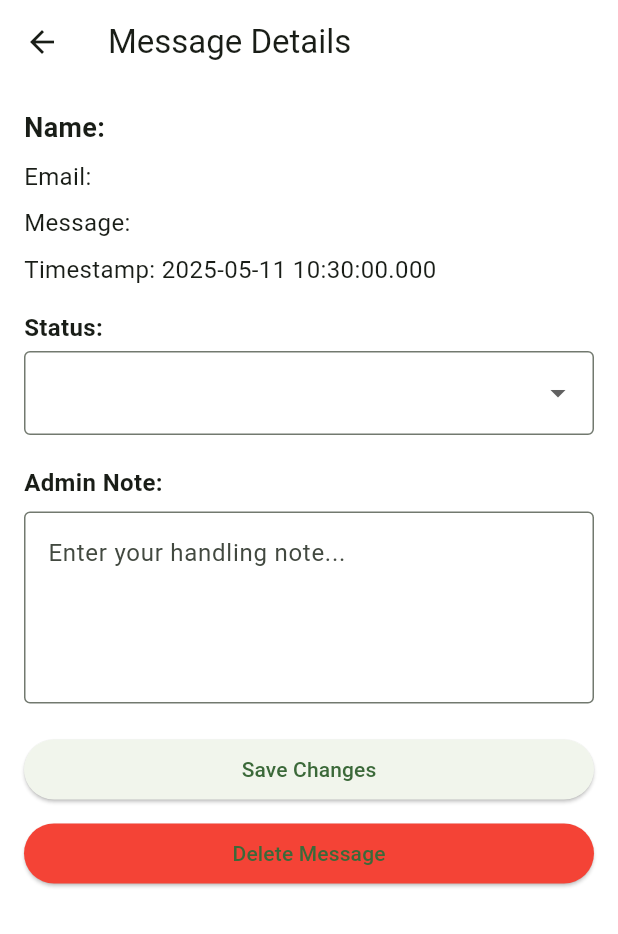
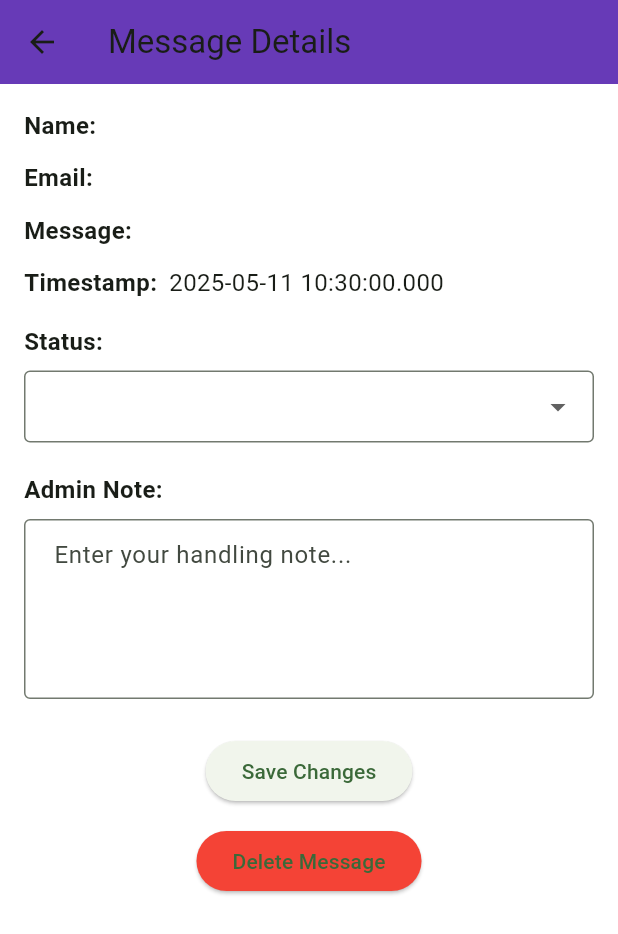
Before and after one commit to siewleeon/EarthShare, a Flutter app: the MessageDetailPage screen opened directly with empty values, on a phone screen of 412 x 824 dp. Shown: the top 934 px of the screen. Run offline on Flutter 3.47's test engine with Material 3 defaults, Android fonts, the phone set to English and light mode, and no system bars; our stand-ins replace cloud_firestore, firebase_auth, firebase_core, firebase_storage, fl_chart, image_picker and 3 more; accounts and stored records are empty; project files that could hold a hidden picture were left out.

Commit message:
latest updated

```diff
--- a/lib/Manage/manageContactMessagesPage.dart
+++ b/lib/Manage/manageContactMessagesPage.dart
@@ -36,6 +36,7 @@ class _ManageContactMessagesPageState extends State<ManageContactMessagesPage> {
     return Scaffold(
       appBar: AppBar(
         title: const Text('Manage Contact Messages'),
+        backgroundColor: Colors.deepPurple,
       ),
       body: FutureBuilder<List<Map<String, dynamic>>>(
         future: _fetchMessages(),
@@ -199,21 +200,51 @@ class _MessageDetailPageState extends State<MessageDetailPage> {
   @override
   Widget build(BuildContext context) {
     return Scaffold(
-      appBar: AppBar(title: const Text('Message Details')),
+      appBar: AppBar(
+          title: const Text('Message Details'),backgroundColor: Colors.deepPurple,),
+
       body: Padding(
         padding: const EdgeInsets.all(16.0),
         child: ListView(
           children: [
-            Text('Name: ${widget.name}', style: const TextStyle(fontSize: 18, fontWeight: FontWeight.bold)),
+            _buildDetailRow('Name', widget.name),
+            const SizedBox(height: 12),
+            _buildDetailRow('Email', widget.email),
+            const SizedBox(height: 12),
+            _buildDetailRow('Message', widget.messageContent),
+            const SizedBox(height: 12),
+            _buildDetailRow('Timestamp', widget.timestamp.toDate().toString()),
+            const SizedBox(height: 16),
+            _buildStatusSelector(),
+            const SizedBox(height: 20),
+            _buildAdminNoteField(),
+            const SizedBox(height: 24),
+            _buildActionButtons(),
+          ],
+        ),
+      ),
+    );
+  }
+
+  Widget _buildDetailRow(String label, String content) {
+    return Row(
+      crossAxisAlignment: CrossAxisAlignment.start,
+      children: [
+        Text('$label:', style: const TextStyle(fontSize: 16, fontWeight: FontWeight.bold)),
+        const SizedBox(width: 8),
+        Expanded(
+          child: Text(content, style: const TextStyle(fontSize: 16)),
+        ),
+      ],
+    );
+  }
+
+  Widget _buildStatusSelector() {
+    return Column(
+      crossAxisAlignment: CrossAxisAlignment.start,
+      children: [
+        const Text('Status:', style: TextStyle(fontSize: 16, fontWeight: FontWeight.bold)),
         const SizedBox(height: 8),
-            Text('Email: ${widget.email}', style: const TextStyle(fontSize: 16)),
-            const SizedBox(height: 8),
-            Text('Message: ${widget.messageContent}', style: const TextStyle(fontSize: 16)),
-            const SizedBox(height: 8),
-            Text('Timestamp: ${widget.timestamp.toDate()}', style: const TextStyle(fontSize: 16)),
-            const SizedBox(height: 16),
-            const Text('Status:', style: TextStyle(fontSize: 16, fontWeight: FontWeight.bold)),
-            const SizedBox(height: 4),
         DropdownButtonFormField<String>(
           value: _selectedStatus,
           items: _statusOptions.map((status) {
@@ -227,9 +258,19 @@ class _MessageDetailPageState extends State<MessageDetailPage> {
               _selectedStatus = value;
             });
           },
-              decoration: const InputDecoration(border: OutlineInputBorder()),
+          decoration: const InputDecoration(
+            border: OutlineInputBorder(),
+            contentPadding: EdgeInsets.symmetric(vertical: 12, horizontal: 16),
           ),
-            const SizedBox(height: 20),
+        ),
+      ],
+    );
+  }
+
+  Widget _buildAdminNoteField() {
+    return Column(
+      crossAxisAlignment: CrossAxisAlignment.start,
+      children: [
         const Text('Admin Note:', style: TextStyle(fontSize: 16, fontWeight: FontWeight.bold)),
         const SizedBox(height: 8),
         TextField(
@@ -238,24 +279,29 @@ class _MessageDetailPageState extends State<MessageDetailPage> {
           decoration: const InputDecoration(
             border: OutlineInputBorder(),
             hintText: 'Enter your handling note...',
+            contentPadding: EdgeInsets.symmetric(vertical: 12, horizontal: 16),
           ),
         ),
-            const SizedBox(height: 20),
+      ],
+    );
+  }
+
+  Widget _buildActionButtons() {
+    return Column(
+      children: [
         ElevatedButton(
           onPressed: _isLoading ? null : _updateStatusAndNote,
           child: _isLoading
               ? const CircularProgressIndicator(color: Colors.white)
               : const Text('Save Changes'),
         ),
-            const SizedBox(height: 8),
+        const SizedBox(height: 12),
         ElevatedButton(
           onPressed: _isLoading ? null : _confirmDelete,
           style: ElevatedButton.styleFrom(backgroundColor: Colors.red),
           child: const Text('Delete Message'),
         ),
       ],
-        ),
-      ),
     );
   }
 }
```
Also changed, not shown: lib/profile.dart (+13 -19 lines), 21 other files. Lines whose indentation alone changed are shown as unchanged.
